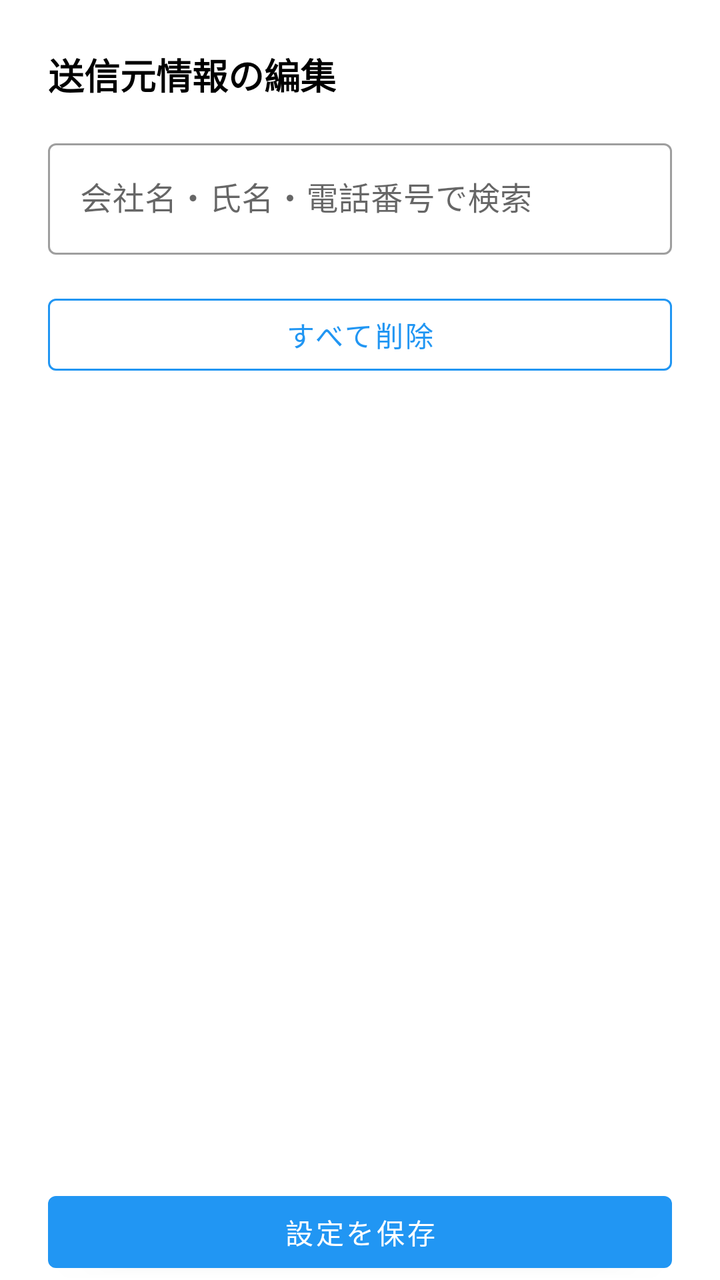
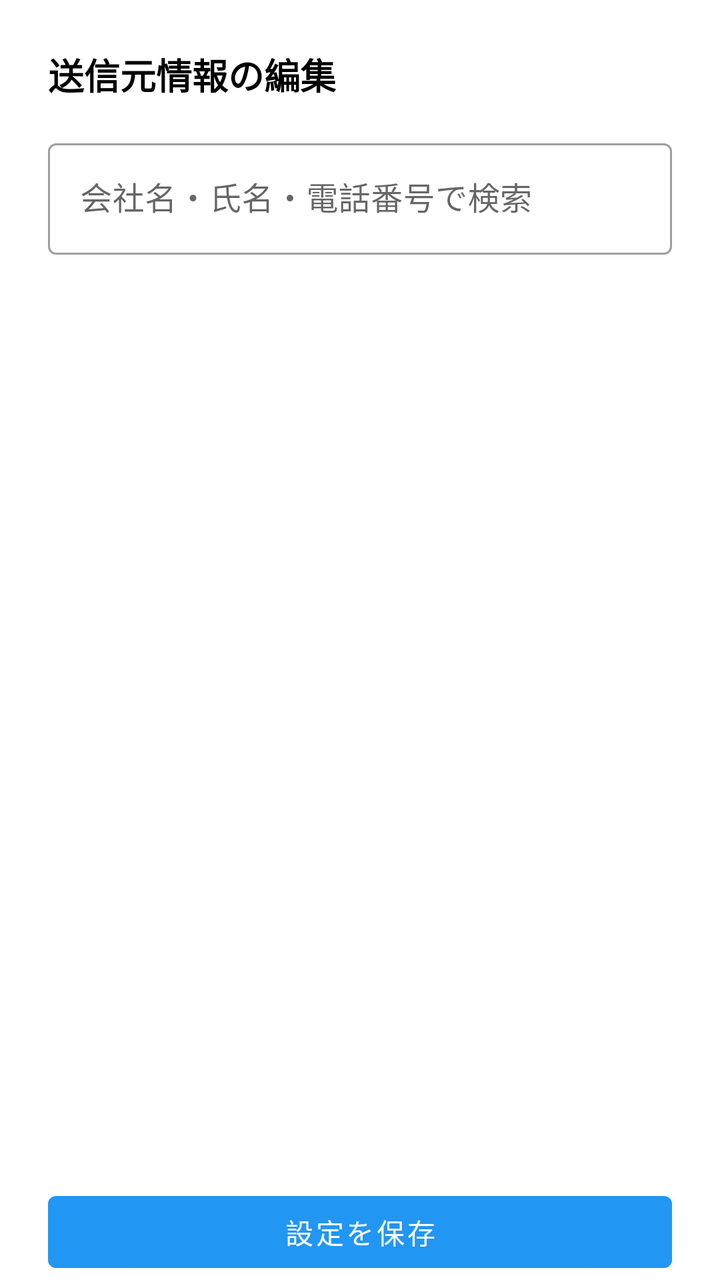

Screens rendered from an Android XML layout before and after an edit, with the pre-edit source and the edit as a unified diff.
<!-- AndroidManifest.xml: application theme Theme.SmsToKintone -->
<!-- res/layout/activity_sender_info.xml -->
<?xml version="1.0" encoding="utf-8"?>
<LinearLayout xmlns:android="http://schemas.android.com/apk/res/android"
    xmlns:app="http://schemas.android.com/apk/res-auto"
    android:layout_width="match_parent"
    android:layout_height="match_parent"
    android:orientation="vertical"
    android:paddingStart="24dp"
    android:paddingTop="24dp"
    android:paddingEnd="24dp">

    <TextView
        android:layout_width="wrap_content"
        android:layout_height="wrap_content"
        android:text="@string/title_sender_info"
        android:textSize="18sp"
        android:textStyle="bold"
        android:textColor="?attr/colorOnSurface" />

    <com.google.android.material.textfield.TextInputLayout
        android:id="@+id/tilSenderInfoSearch"
        android:layout_width="match_parent"
        android:layout_height="wrap_content"
        android:layout_marginTop="16dp"
        android:hint="@string/hint_sender_info_search">

        <com.google.android.material.textfield.TextInputEditText
            android:id="@+id/etSenderInfoSearch"
            android:layout_width="match_parent"
            android:layout_height="wrap_content"
            android:inputType="text" />
    </com.google.android.material.textfield.TextInputLayout>

    <com.google.android.material.button.MaterialButton
        android:id="@+id/btnDeleteAllSenderInfo"
        style="@style/AppButton.OutlinedButton"
        android:layout_width="match_parent"
        android:layout_height="wrap_content"
        android:layout_marginTop="16dp"
        android:text="@string/btn_delete_all" />

    <ScrollView
        android:layout_width="match_parent"
        android:layout_height="0dp"
        android:layout_weight="1">

        <LinearLayout
            android:layout_width="match_parent"
            android:layout_height="wrap_content"
            android:orientation="vertical"
            android:paddingStart="24dp"
            android:paddingEnd="24dp"
            android:paddingBottom="24dp">

            <TextView
                android:id="@+id/tvSenderInfoEmpty"
                android:layout_width="match_parent"
                android:layout_height="wrap_content"
                android:layout_marginTop="16dp"
                android:text="@string/message_sender_info_empty"
                android:textColor="?android:attr/textColorSecondary"
                android:visibility="gone" />

            <TextView
                android:id="@+id/tvSenderInfoNoMatch"
                android:layout_width="match_parent"
                android:layout_height="wrap_content"
                android:layout_marginTop="16dp"
                android:text="@string/message_sender_info_no_match"
                android:textColor="?android:attr/textColorSecondary"
                android:visibility="gone" />

            <LinearLayout
                android:id="@+id/llSenderInfoContainer"
                android:layout_width="match_parent"
                android:layout_height="wrap_content"
                android:orientation="vertical" />

        </LinearLayout>
    </ScrollView>

    <com.google.android.material.button.MaterialButton
        android:id="@+id/btnSaveSenderInfo"
        android:layout_width="match_parent"
        android:layout_height="wrap_content"
        android:layout_marginTop="16dp"
        android:text="@string/btn_save_settings" />
</LinearLayout>
<!-- resources referenced by this layout -->
<resources>
  <string name="btn_delete_all">すべて削除</string>
  <string name="btn_save_settings">設定を保存</string>
  <string name="hint_sender_info_search">会社名・氏名・電話番号で検索</string>
  <string name="message_sender_info_empty">送信元情報がありません</string>
  <string name="message_sender_info_no_match">一致する送信元がありません</string>
  <string name="title_sender_info">送信元情報の編集</string>
  <style name="AppButton.OutlinedButton" parent="Widget.MaterialComponents.Button.OutlinedButton">
          <item name="strokeColor">?attr/colorPrimary</item>
      </style>
  <style name="Theme.SmsToKintone" parent="Theme.MaterialComponents.DayNight.NoActionBar">
          <item name="colorPrimary">@color/blue_500</item>
          <item name="colorPrimaryVariant">@color/blue_700</item>
          <item name="colorPrimaryDark">@color/blue_700</item>
          <item name="colorOnPrimary">@color/white</item>
          <item name="colorSecondary">@color/teal_200</item>
          <item name="colorSecondaryVariant">@color/teal_700</item>
          <item name="colorOnSecondary">@color/black</item>
          <item name="textInputStyle">@style/Widget.MaterialComponents.TextInputLayout.OutlinedBox</item>
      </style>
  <color name="blue_500">#2196F3</color>
  <color name="blue_700">#1976D2</color>
  <color name="white">#FFFFFFFF</color>
  <color name="teal_200">#03DAC5</color>
  <color name="teal_700">#018786</color>
  <color name="black">#FF000000</color>
</resources>

<!-- the commit's change to res/layout/activity_sender_info.xml (unified diff, before → after) -->
@@ -36,7 +36,8 @@
         android:layout_width="match_parent"
         android:layout_height="wrap_content"
         android:layout_marginTop="16dp"
-        android:text="@string/btn_delete_all" />
+        android:text="@string/btn_delete_all"
+        android:visibility="gone" />
 
     <ScrollView
         android:layout_width="match_parent"
